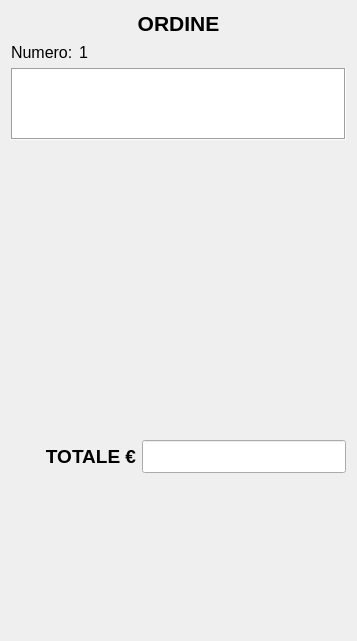
Old version of the form src/ordine.ui in the repository mtonin/gestcassa.
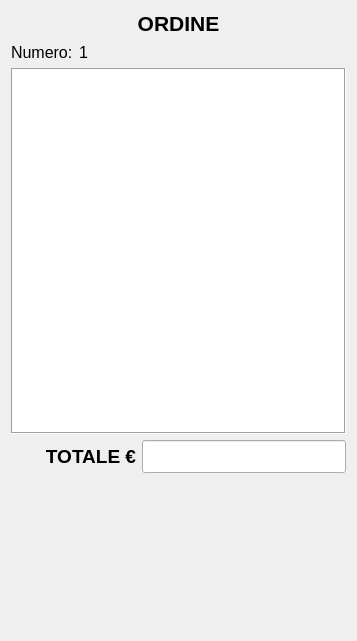
New version of the form. Custom widgets are drawn as their Qt base class.

Commit message: - aggiunte icone sui pulsanti per scrollare gli articoli dell'ordine - corretto messaggio di errore nel caso sia impossibile aprire il database - spostato intestazione nello scontrino riepilogativo - modificato i report per gestire anche i menù

```diff
--- a/src/ordine.ui
+++ b/src/ordine.ui
@@ -136,19 +136,6 @@
      </attribute>
     </widget>
    </item>
-   <item>
-    <spacer name="verticalSpacer">
-     <property name="orientation">
-      <enum>Qt::Vertical</enum>
-     </property>
-     <property name="sizeHint" stdset="0">
-      <size>
-       <width>20</width>
-       <height>600</height>
-      </size>
-     </property>
-    </spacer>
-   </item>
    <item>
     <layout class="QHBoxLayout" name="horizontalLayout_2">
      <item>
```
Left out of the diff: 4 changed lines with no effect on the pictures. The commit also changes 10 other files.
